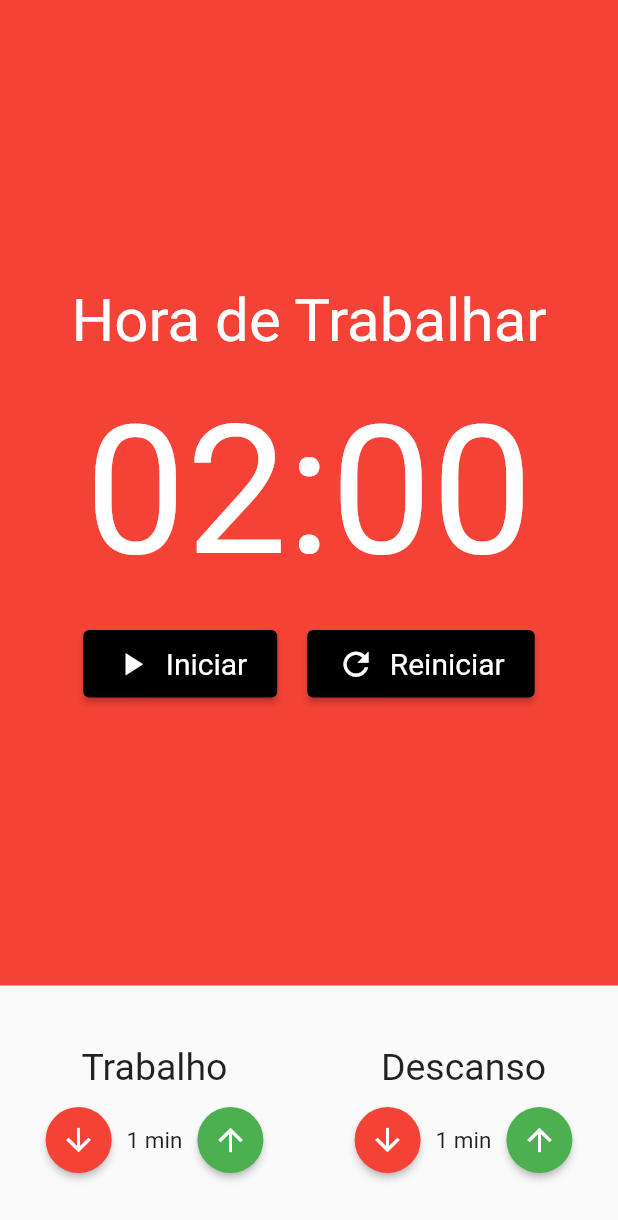
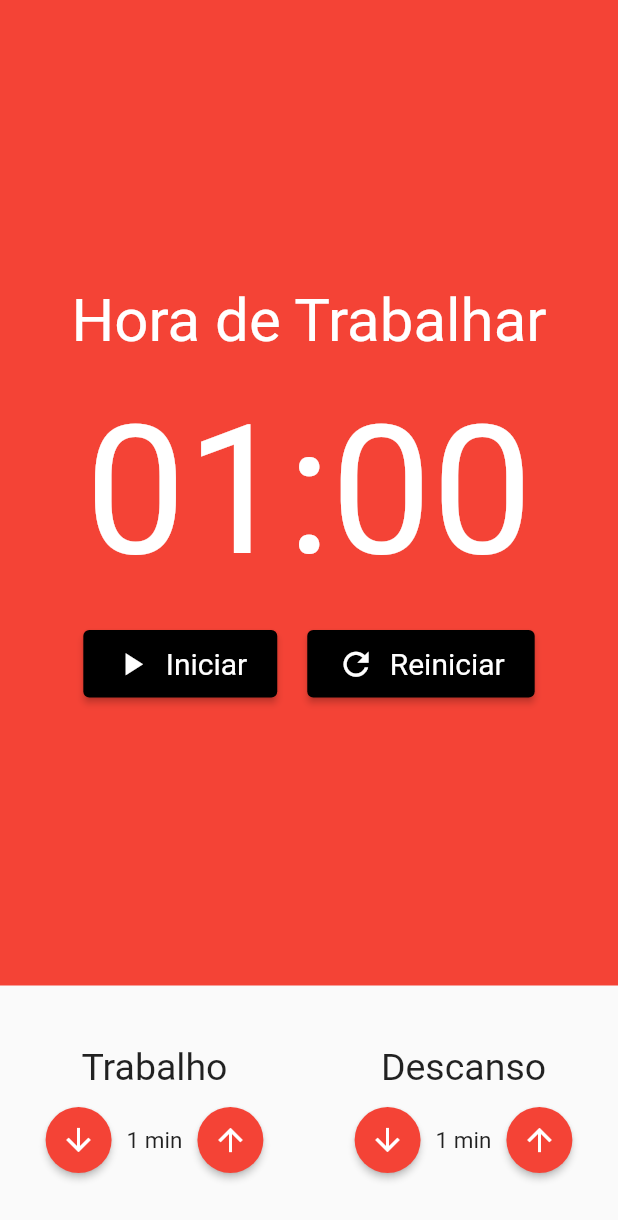
Before and after one commit to AndersonD-art/PomoDoro, a Flutter app: the screen it shows after launch, after a tap on "Iniciar", after a tap on "Reiniciar", on a phone screen of 412 x 824 dp. Shown: the top 1220 px of the screen. Run offline on Flutter 3.47's test engine with Material 2 defaults, Android fonts, the phone set to English and light mode, and no system bars; our stand-ins replace flutter_mobx, mobx; generated files the repository leaves out were written again.

Commit message:
add functionaly buttons

```diff
--- a/lib/components/input_time.dart
+++ b/lib/components/input_time.dart
@@ -1,4 +1,6 @@
 import 'package:flutter/material.dart';
+import 'package:pomodoro/store/pomodoro_store.dart';
+import 'package:provider/provider.dart';
 
 class InputTime extends StatelessWidget {
   final int value;
@@ -15,6 +17,7 @@ class InputTime extends StatelessWidget {
 
   @override
   Widget build(BuildContext context) {
+    final store = Provider.of<PomodoroStore>(context);
     return Column(
       crossAxisAlignment: CrossAxisAlignment.center,
       children: [
@@ -35,9 +38,10 @@ class InputTime extends StatelessWidget {
                 color: Colors.white,
               ),
               style: ElevatedButton.styleFrom(
-                  shape: CircleBorder(),
-                  padding: EdgeInsets.all(10),
-                  primary: Colors.red),
+                shape: CircleBorder(),
+                padding: EdgeInsets.all(10),
+                primary: store.isWork() ? Colors.red : Colors.green,
+              ),
             ),
             Text(
               '${this.value} min',
@@ -52,9 +56,10 @@ class InputTime extends StatelessWidget {
                 color: Colors.white,
               ),
               style: ElevatedButton.styleFrom(
-                  shape: CircleBorder(),
-                  padding: EdgeInsets.all(10),
-                  primary: Colors.green),
+                shape: CircleBorder(),
+                padding: EdgeInsets.all(10),
+                primary: store.isWork() ? Colors.red : Colors.green,
+              ),
             ),
           ],
         ),
--- a/lib/components/stopwatch.dart
+++ b/lib/components/stopwatch.dart
@@ -10,13 +10,15 @@ class StopWatch extends StatelessWidget {
   @override
   Widget build(BuildContext context) {
     final store = Provider.of<PomodoroStore>(context);
+    return Observer(
+      builder: (_) {
         return Container(
-      color: Colors.red,
+          color: store.isWork() ? Colors.red : Colors.green,
           child: Column(
             mainAxisAlignment: MainAxisAlignment.center,
             children: [
               Text(
-            'Hora de Trabalhar',
+                store.isWork() ? 'Hora de Trabalhar' : 'Hora de Descansar',
                 style: TextStyle(
                   fontSize: 40,
                   color: Colors.white,
@@ -33,8 +35,7 @@ class StopWatch extends StatelessWidget {
               SizedBox(
                 height: 20,
               ),
-          Observer(
-            builder: (_) => Row(
+              Row(
                 mainAxisAlignment: MainAxisAlignment.center,
                 children: [
                   if (!store.start)
@@ -65,9 +66,10 @@ class StopWatch extends StatelessWidget {
                   ),
                 ],
               ),
-          ),
             ],
           ),
         );
+      },
+    );
   }
 }
--- a/lib/store/pomodoro_store.dart
+++ b/lib/store/pomodoro_store.dart
@@ -1,8 +1,12 @@
+import 'dart:async';
+
 import 'package:mobx/mobx.dart';
 
 part 'pomodoro_store.g.dart';
 
 class PomodoroStore = _PomodoroStore with _$PomodoroStore;
+
+enum TypeInterval { WORK, REST }
 
 abstract class _PomodoroStore with Store {
   @observable
@@ -20,29 +24,54 @@ abstract class _PomodoroStore with Store {
   @observable
   int timeRest = 1;
 
+  @observable
+  TypeInterval typeInterval = TypeInterval.WORK;
+
+  Timer? stopwatch;
+
   @action
   void started() {
     start = true;
+    stopwatch = Timer.periodic(Duration(milliseconds: 50), (timer) {
+      if (minutes == 0 && seconds == 0) {
+        _switchIntervalType();
+      } else if (seconds == 0) {
+        seconds = 59;
+        minutes--;
+      } else {
+        seconds--;
+      }
+    });
   }
 
   @action
   void stop() {
     start = false;
+    stopwatch?.cancel();
   }
 
   @action
   void restart() {
     start = false;
+    stop();
+    minutes = isWork() ? timeWork : timeRest;
+    seconds = 0;
   }
 
   @action
   void incrementTimeWork() {
     timeWork++;
+    if (isWork()) {
+      restart();
+    }
   }
 
   @action
   void decrementTimeWork() {
     timeWork--;
+    if (isWork()) {
+      restart();
+    }
   }
 
   @action
@@ -54,4 +83,23 @@ abstract class _PomodoroStore with Store {
   void decrementTimeRest() {
     timeRest--;
   }
+
+  bool isWork() {
+    return typeInterval == TypeInterval.WORK;
+  }
+
+  bool isRest() {
+    return typeInterval == TypeInterval.REST;
+  }
+
+  void _switchIntervalType() {
+    if (isWork()) {
+      typeInterval = TypeInterval.REST;
+      minutes = timeRest;
+    } else {
+      typeInterval = TypeInterval.WORK;
+      minutes = timeWork;
+    }
+    seconds = 0;
+  }
 }
```
Also changed, not shown: lib/store/pomodoro_store.g.dart. Lines whose indentation alone changed are shown as unchanged.
